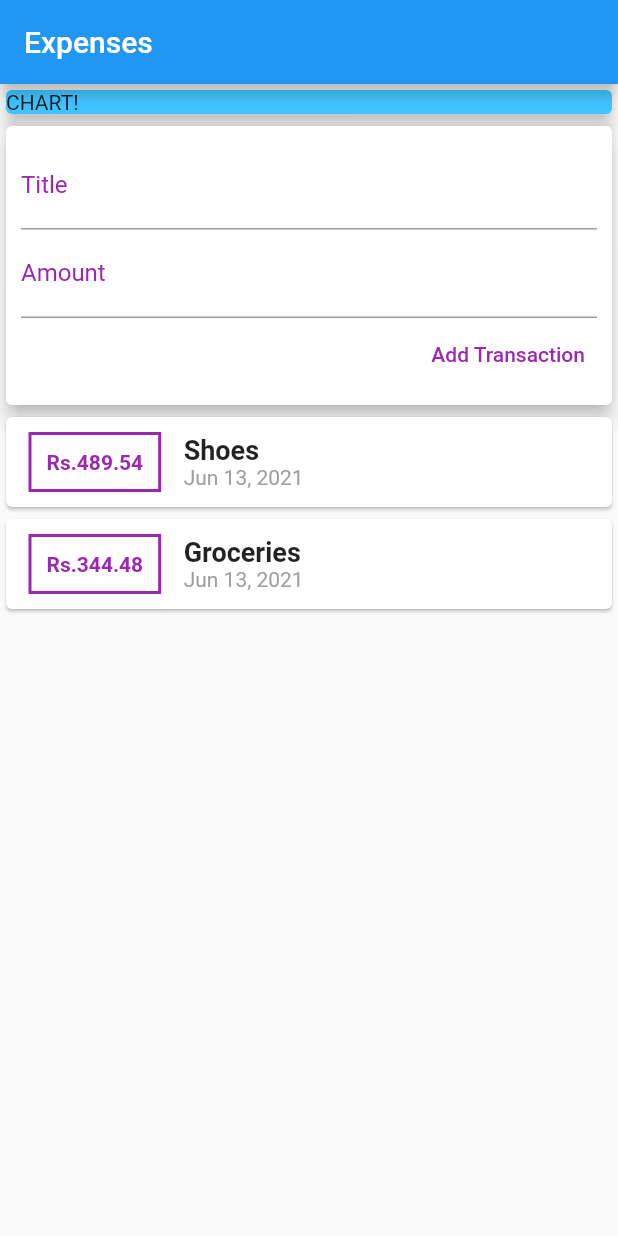
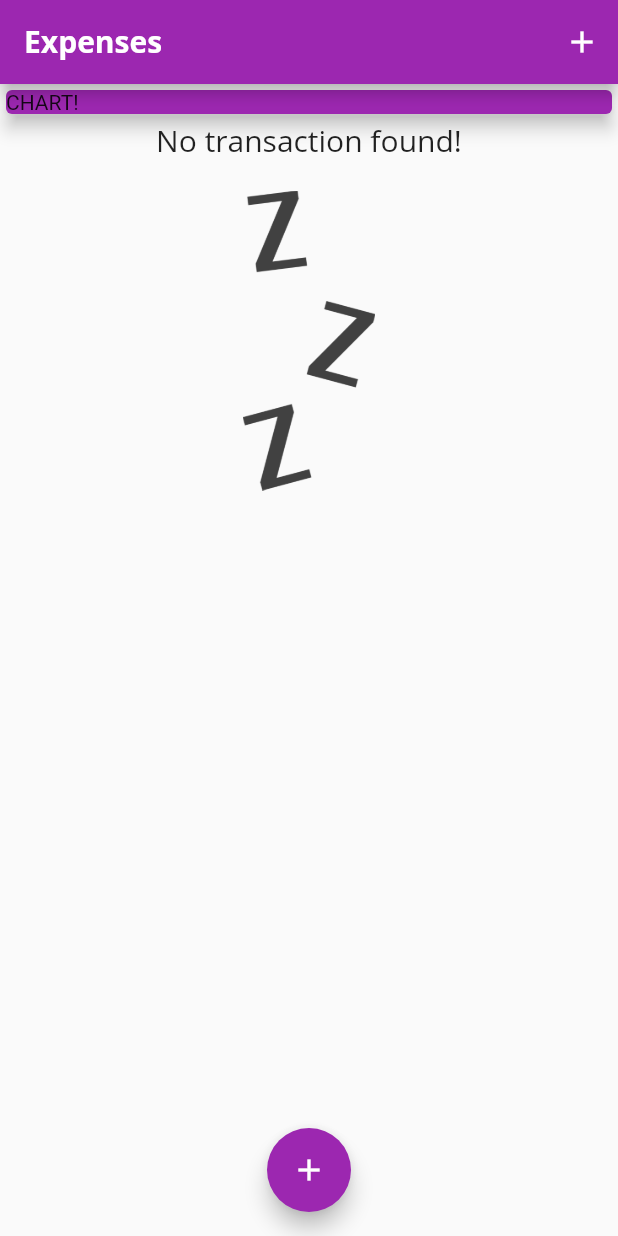
Before and after one commit to vaibhavshah9537/flutter_expense_planner, a Flutter app: the screen it shows after launch, on a phone screen of 412 x 824 dp. Run offline on Flutter 3.47's test engine with Material 2 defaults, Android fonts, the phone set to English and light mode, and no system bars.

Commit message:
Add transaction in popup implemented

```diff
--- a/lib/main.dart
+++ b/lib/main.dart
@@ -1,7 +1,9 @@
-import 'package:expense_planner/widgets/user_transaction.dart';
 import 'package:flutter/material.dart';
 
-import './widgets/user_transaction.dart';
+import './widgets/new_transaction.dart';
+import './widgets/transaction_list.dart';
+import './models/transaction.dart';
+
 void main() {
   runApp(MyApp());
 }
@@ -13,20 +15,86 @@ class MyApp extends StatelessWidget {
     return MaterialApp(
       title: 'Expense Planner',
       theme: ThemeData(
-        primarySwatch: Colors.blue,
+        primarySwatch: Colors.purple,
+        accentColor: Colors.purple,
+        fontFamily: 'Quicksand',
+        textTheme: ThemeData.light().textTheme.copyWith(
+              headline6: TextStyle(
+                fontFamily: 'OpenSans',
+              ),
+            ),
+        appBarTheme: AppBarTheme(
+          textTheme: ThemeData.light().textTheme.copyWith(
+                headline6: TextStyle(
+                  fontFamily: 'OpenSans',
+                  fontSize: 20,
+                  fontWeight: FontWeight.bold,
+                ),
+              ),
+        ),
       ),
       home: MyHomePage(),
     );
   }
 }
 
-class MyHomePage extends StatelessWidget {
+class MyHomePage extends StatefulWidget {
+  @override
+  _MyHomePageState createState() => _MyHomePageState();
+}
+
+class _MyHomePageState extends State<MyHomePage> {
+  final List<Transaction> userTransactions = [
+    // Transaction(
+    //   id: 't1',
+    //   title: 'Shoes',
+    //   amount: 489.54,
+    //   date: DateTime.now(),
+    // ),
+    // Transaction(
+    //   id: 't1',
+    //   title: 'Groceries',
+    //   amount: 344.48,
+    //   date: DateTime.now(),
+    // ),
+  ];
+
+  void _addNewTransaction(String title, double amount) {
+    final newTxn = Transaction(
+        id: DateTime.now().toString(),
+        title: title,
+        amount: amount,
+        date: DateTime.now());
+
+    setState(() {
+      userTransactions.add(newTxn);
+    });
+  }
+
+  void _startNewAddTransaction(BuildContext ctx) {
+    showModalBottomSheet(
+      context: ctx,
+      builder: (_) {
+        return GestureDetector(
+          onTap: () {},
+          child: NewTransaction(_addNewTransaction),
+          behavior: HitTestBehavior.opaque,
+        );
+      },
+    );
+  }
 
   @override
   Widget build(BuildContext context) {
     return Scaffold(
       appBar: AppBar(
         title: Text('Expenses'),
+        actions: [
+          IconButton(
+            icon: Icon(Icons.add),
+            onPressed: () => _startNewAddTransaction(context),
+          )
+        ],
       ),
       body: SingleChildScrollView(
         child: Column(
@@ -36,13 +104,19 @@ class MyHomePage extends StatelessWidget {
               Container(
                 width: double.infinity,
                 child: Card(
-                    color: Colors.lightBlueAccent,
+                  color: Theme.of(context).primaryColor,
                   child: Text('CHART!'),
                   elevation: 5,
                 ),
               ),
-                UserTransaction(),
+              TransactionList(userTransactions),
             ]),
-        ));
+      ),
+      floatingActionButtonLocation: FloatingActionButtonLocation.centerFloat,
+      floatingActionButton: FloatingActionButton(
+        child: Icon(Icons.add),
+        onPressed: () => _startNewAddTransaction(context),
+      ),
+    );
   }
 }
--- a/lib/widgets/transaction_list.dart
+++ b/lib/widgets/transaction_list.dart
@@ -11,13 +11,33 @@ class TransactionList extends StatelessWidget {
   Widget build(BuildContext context) {
     return Container(
       height: 600,
-      child: ListView.builder(
+      child: transactions.isEmpty
+          ? Column(
+              children: [
+                Text(
+                  'No transaction found!',
+                  style: Theme.of(context).textTheme.headline6,
+                ),
+                SizedBox(
+                  height: 20,
+                ),
+                Container(
+                  height: 200,
+                  child: Image.asset(
+                    'assets/images/waiting.png',
+                    fit: BoxFit.cover,
+                  ),
+                ),
+              ],
+            )
+          : ListView.builder(
               itemBuilder: (ctx, index) {
                 return Card(
                   child: Row(
                     children: [
                       Container(
-                  margin: EdgeInsets.symmetric(vertical: 10, horizontal: 15),
+                        margin:
+                            EdgeInsets.symmetric(vertical: 10, horizontal: 15),
                         decoration: BoxDecoration(
                             border: Border.all(
                           color: Colors.purple,
@@ -37,10 +57,7 @@ class TransactionList extends StatelessWidget {
                         children: [
                           Text(
                             transactions[index].title,
-                      style: TextStyle(
-                        fontSize: 18,
-                        fontWeight: FontWeight.bold,
-                      ),
+                            style: Theme.of(context).textTheme.headline6,
                           ),
                           Text(
                             DateFormat.yMMMd().format(transactions[index].date),
--- a/lib/widgets/user_transaction.dart
+++ /dev/null
@@ -1,51 +0,0 @@
-import 'package:flutter/material.dart';
-
-import './new_transaction.dart';
-import './transaction_list.dart';
-import '../models/transaction.dart';
-
-class UserTransaction extends StatefulWidget {
-  const UserTransaction({Key key}) : super(key: key);
-
-  @override
-  _UserTransactionState createState() => _UserTransactionState();
-}
-
-class _UserTransactionState extends State<UserTransaction> {
-  final List<Transaction> userTransactions = [
-    Transaction(
-      id: 't1',
-      title: 'Shoes',
-      amount: 489.54,
-      date: DateTime.now(),
-    ),
-    Transaction(
-      id: 't1',
-      title: 'Groceries',
-      amount: 344.48,
-      date: DateTime.now(),
-    ),
-  ];
-
-  void _addNewTransaction(String title, double amount) {
-    final newTxn = Transaction(
-        id: DateTime.now().toString(),
-        title: title,
-        amount: amount,
-        date: DateTime.now());
-
-    setState(() {
-      userTransactions.add(newTxn);
-    });
-  }
-
-  @override
-  Widget build(BuildContext context) {
-    return Column(
-      children: [
-        NewTransaction(_addNewTransaction),
-        TransactionList(userTransactions),
-      ],
-    );
-  }
-}
```
Also changed, not shown: lib/widgets/new_transaction.dart (+19 -8 lines), pubspec.yaml (+13 -8 lines), assets/fonts/OpenSans-Bold.ttf (added), assets/fonts/OpenSans-Regular.ttf (added), assets/fonts/Quicksand-Bold.ttf (added), assets/fonts/Quicksand-Light.ttf (added), assets/fonts/Quicksand-Medium.ttf (added), assets/fonts/Quicksand-Regular.ttf (added), assets/images/waiting.png (added). Lines whose indentation alone changed are shown as unchanged.
